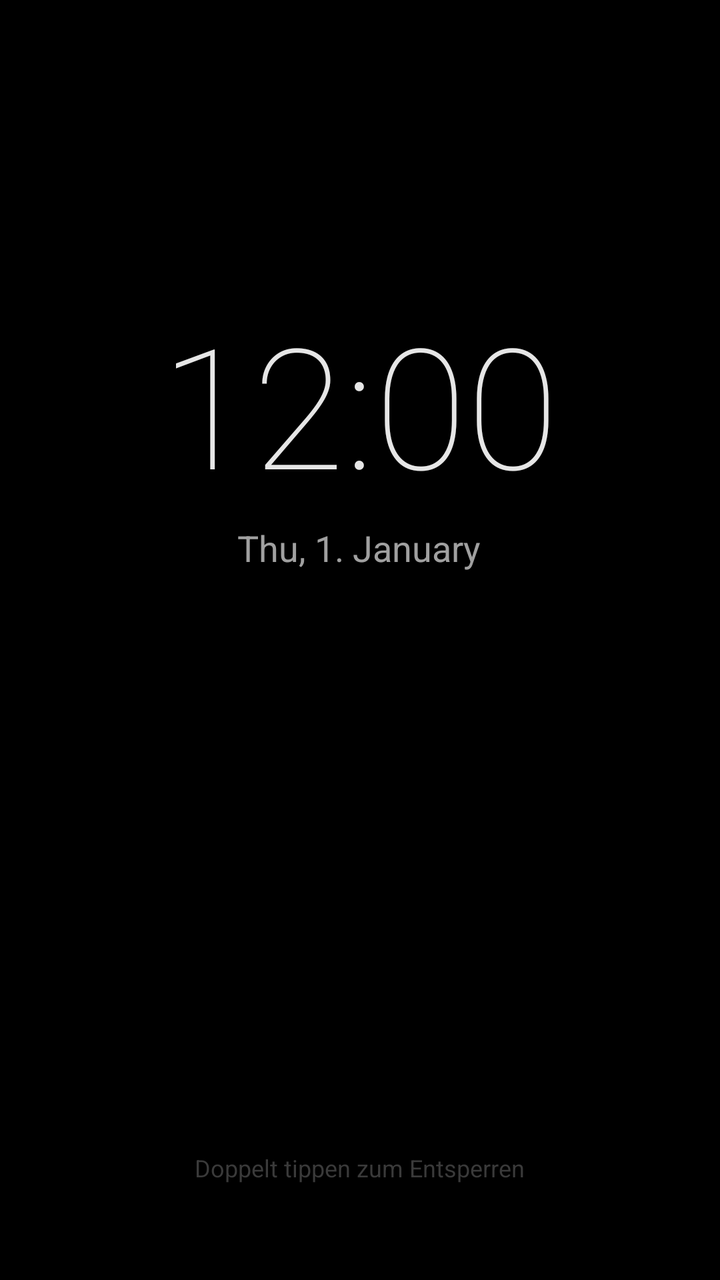
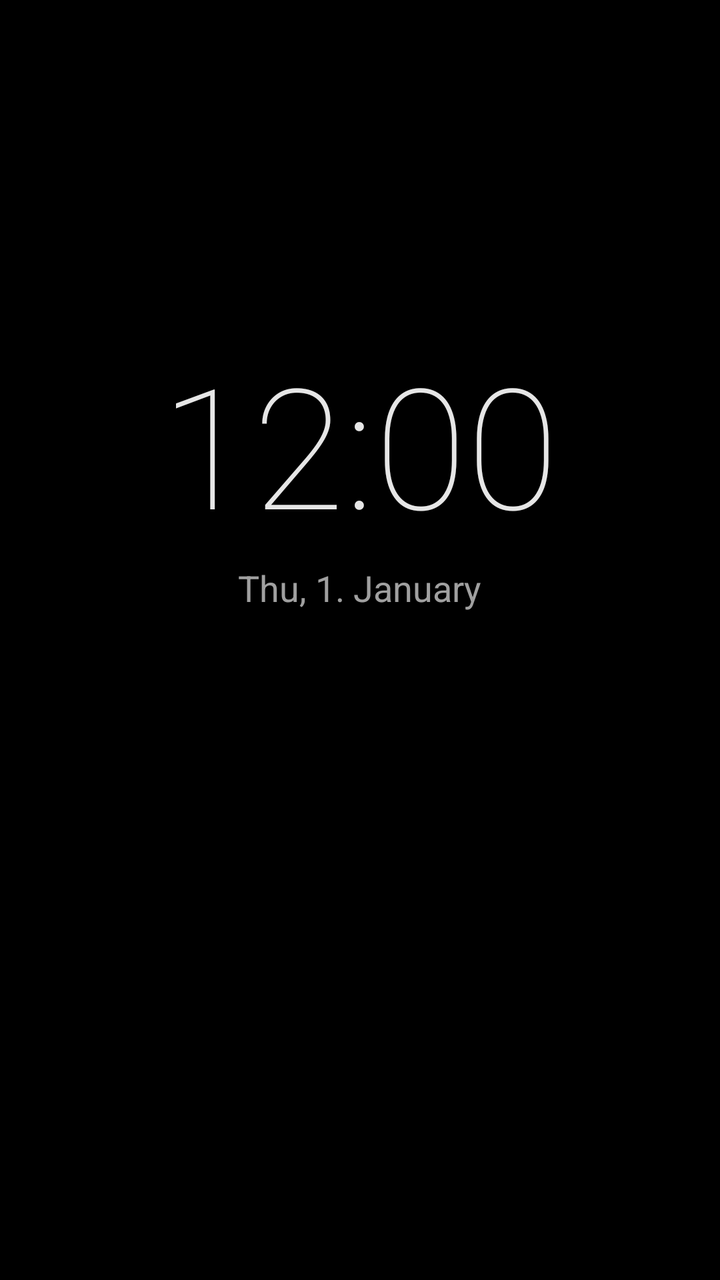

Before-and-after screenshots of an Android layout around one commit, followed by the original layout XML and the change that was made.
<!-- AndroidManifest.xml: activity theme Theme.Aod.Fullscreen -->
<!-- res/layout/activity_aod.xml -->
<?xml version="1.0" encoding="utf-8"?>
<FrameLayout xmlns:android="http://schemas.android.com/apk/res/android"
    android:id="@+id/root"
    android:layout_width="match_parent"
    android:layout_height="match_parent"
    android:background="#000000">

    <LinearLayout
        android:id="@+id/content"
        android:layout_width="wrap_content"
        android:layout_height="wrap_content"
        android:layout_gravity="center"
        android:layout_marginBottom="80dp"
        android:gravity="center_horizontal"
        android:orientation="vertical">

        <TextClock
            android:layout_width="wrap_content"
            android:layout_height="wrap_content"
            android:fontFamily="sans-serif-thin"
            android:format12Hour="h:mm"
            android:format24Hour="HH:mm"
            android:textColor="#E6E6E6"
            android:textSize="84sp" />

        <TextClock
            android:layout_width="wrap_content"
            android:layout_height="wrap_content"
            android:layout_marginTop="4dp"
            android:format12Hour="EEE, d. MMMM"
            android:format24Hour="EEE, d. MMMM"
            android:textColor="#A0A0A0"
            android:textSize="18sp" />

        <TextView
            android:id="@+id/battery"
            android:layout_width="wrap_content"
            android:layout_height="wrap_content"
            android:layout_marginTop="10dp"
            android:textColor="#808080"
            android:textSize="15sp" />

        <LinearLayout
            android:id="@+id/icons"
            android:layout_width="wrap_content"
            android:layout_height="wrap_content"
            android:layout_marginTop="18dp"
            android:orientation="horizontal" />
    </LinearLayout>

    <TextView
        android:layout_width="wrap_content"
        android:layout_height="wrap_content"
        android:layout_gravity="bottom|center_horizontal"
        android:layout_marginBottom="48dp"
        android:text="@string/double_tap_hint"
        android:textColor="#3A3A3A"
        android:textSize="12sp" />
</FrameLayout>
<!-- resources referenced by this layout -->
<resources>
  <string name="double_tap_hint">Doppelt tippen zum Entsperren</string>
  <style name="Theme.Aod.Fullscreen" parent="android:Theme.DeviceDefault.NoActionBar.Fullscreen">
          <item name="android:windowBackground">@android:color/black</item>
          <item name="android:statusBarColor">@android:color/black</item>
          <item name="android:navigationBarColor">@android:color/black</item>
          <item name="android:windowAnimationStyle">@null</item>
      </style>
</resources>

<!-- the commit's change to res/layout/activity_aod.xml (unified diff, before → after) -->
@@ -7,10 +7,10 @@
 
     <LinearLayout
         android:id="@+id/content"
-        android:layout_width="wrap_content"
+        android:layout_width="320dp"
         android:layout_height="wrap_content"
         android:layout_gravity="center"
-        android:layout_marginBottom="80dp"
+        android:layout_marginBottom="60dp"
         android:gravity="center_horizontal"
         android:orientation="vertical">
 
@@ -46,14 +46,106 @@
             android:layout_height="wrap_content"
             android:layout_marginTop="18dp"
             android:orientation="horizontal" />
+
+        
+        <TextView
+            android:id="@+id/alarm"
+            android:layout_width="wrap_content"
+            android:layout_height="wrap_content"
+            android:layout_marginTop="18dp"
+            android:textColor="#9A9A9A"
+            android:textSize="15sp"
+            android:visibility="gone" />
+
+        
+        <TextView
+            android:id="@+id/calendar"
+            android:layout_width="wrap_content"
+            android:layout_height="wrap_content"
+            android:layout_marginTop="8dp"
+            android:ellipsize="end"
+            android:gravity="center"
+            android:maxLines="2"
+            android:textColor="#9A9A9A"
+            android:textSize="15sp"
+            android:visibility="gone" />
+
+        
+        <LinearLayout
+            android:id="@+id/media"
+            android:layout_width="match_parent"
+            android:layout_height="wrap_content"
+            android:layout_marginTop="20dp"
+            android:gravity="center_horizontal"
+            android:orientation="vertical"
+            android:visibility="gone">
+
+            <TextView
+                android:id="@+id/mediaTitle"
+                android:layout_width="wrap_content"
+                android:layout_height="wrap_content"
+                android:ellipsize="end"
+                android:maxLines="1"
+                android:textColor="#C8C8C8"
+                android:textSize="16sp" />
+
+            <TextView
+                android:id="@+id/mediaArtist"
+                android:layout_width="wrap_content"
+                android:layout_height="wrap_content"
+                android:ellipsize="end"
+                android:maxLines="1"
+                android:textColor="#808080"
+                android:textSize="13sp" />
+
+            <LinearLayout
+                android:layout_width="wrap_content"
+                android:layout_height="wrap_content"
+                android:layout_marginTop="6dp"
+                android:orientation="horizontal">
+
+                <ImageButton
+                    android:id="@+id/mediaPrev"
+                    android:layout_width="56dp"
+                    android:layout_height="48dp"
+                    android:background="@android:color/transparent"
+                    android:contentDescription="@string/media_prev"
+                    android:src="@android:drawable/ic_media_previous" />
+
+                <ImageButton
+                    android:id="@+id/mediaPlay"
+                    android:layout_width="56dp"
+                    android:layout_height="48dp"
+                    android:background="@android:color/transparent"
+                    android:contentDescription="@string/media_play"
+                    android:src="@android:drawable/ic_media_play" />
+
+                <ImageButton
+                    android:id="@+id/mediaNext"
+                    android:layout_width="56dp"
+                    android:layout_height="48dp"
+                    android:background="@android:color/transparent"
+                    android:contentDescription="@string/media_next"
+                    android:src="@android:drawable/ic_media_next" />
+            </LinearLayout>
+        </LinearLayout>
+
+        
+        <FrameLayout
+            android:id="@+id/hostedWidget"
+            android:layout_width="match_parent"
+            android:layout_height="wrap_content"
+            android:layout_marginTop="16dp"
+            android:alpha="0.8"
+            android:visibility="gone" />
     </LinearLayout>
 
     <TextView
+        android:id="@+id/hint"
         android:layout_width="wrap_content"
         android:layout_height="wrap_content"
         android:layout_gravity="bottom|center_horizontal"
         android:layout_marginBottom="48dp"
-        android:text="@string/double_tap_hint"
         android:textColor="#3A3A3A"
         android:textSize="12sp" />
 </FrameLayout>
<!-- resource entries referenced after the edit -->
@@ -1,6 +1,8 @@
 <!-- resources referenced by this layout -->
 <resources>
-  <string name="double_tap_hint">Doppelt tippen zum Entsperren</string>
+  <string name="media_next">Weiter</string>
+  <string name="media_play">Wiedergabe/Pause</string>
+  <string name="media_prev">Zurück</string>
   <style name="Theme.Aod.Fullscreen" parent="android:Theme.DeviceDefault.NoActionBar.Fullscreen">
           <item name="android:windowBackground">@android:color/black</item>
           <item name="android:statusBarColor">@android:color/black</item>
